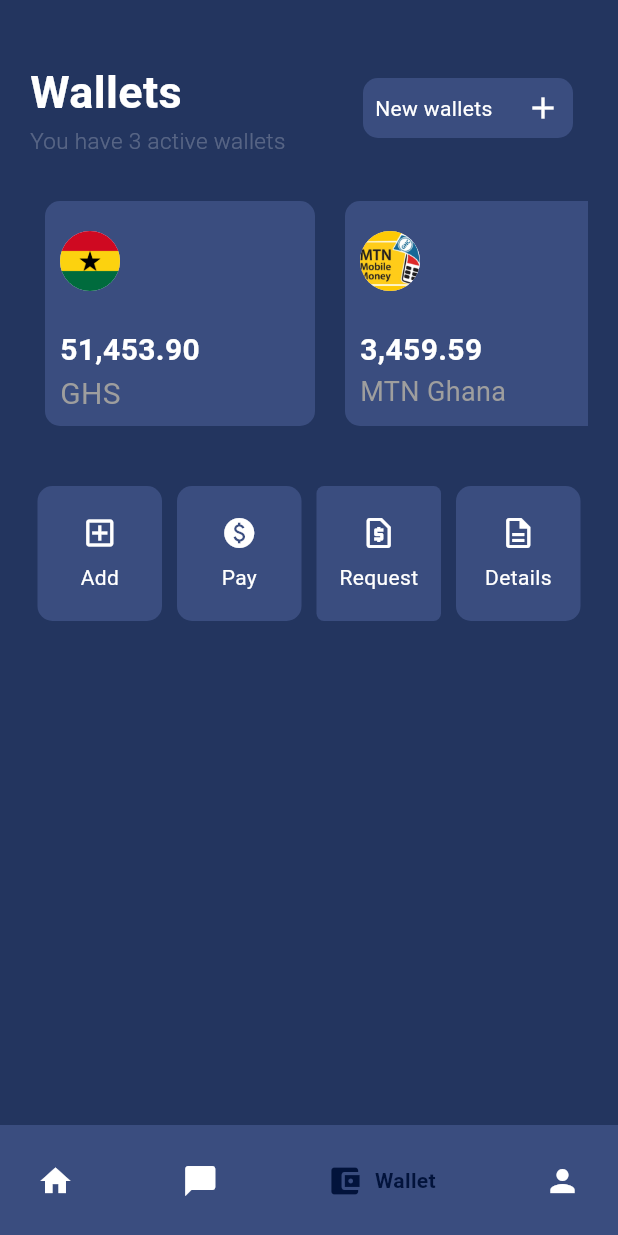
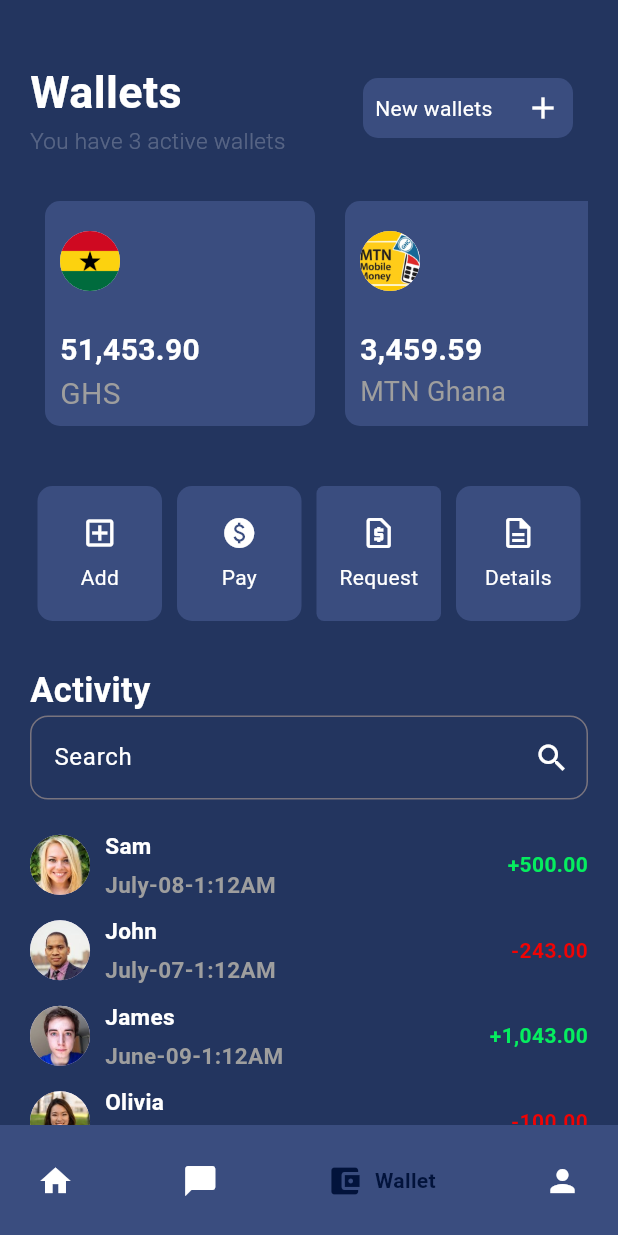
Before and after one commit to acob1/Health-Care-flutter, a Flutter app: the screen it shows after launch, item 3 of the bottom bar chosen, on a phone screen of 412 x 824 dp. Run offline on Flutter 3.47's test engine with Material 3 defaults, Android fonts, the phone set to English and light mode, and no system bars; drawn by our look-alikes of google_nav_bar.

Commit message:
Updated the code

```diff
--- a/lib/Screens/wallet_screen.dart
+++ b/lib/Screens/wallet_screen.dart
@@ -1,7 +1,9 @@
 import 'package:flutter/material.dart';
+import 'package:healthcare/models/message_model.dart';
 
 import '../widgets/accountbal_widget.dart';
 import '../widgets/smallcons_widget.dart';
+import '../widgets/viewpayees.dart';
 
 class WalletScreen extends StatefulWidget {
   const WalletScreen({super.key});
@@ -11,6 +13,7 @@ class WalletScreen extends StatefulWidget {
 }
 
 class _WalletScreenState extends State<WalletScreen> {
+  final searchName = TextEditingController();
   @override
   Widget build(BuildContext context) {
     return SafeArea(
@@ -79,7 +82,58 @@ class _WalletScreenState extends State<WalletScreen> {
               ],
             ),
             const AccountBal(),
-            const SmallContainers()
+            const SmallContainers(),
+            const Row(
+              mainAxisAlignment: MainAxisAlignment.spaceBetween,
+              children: <Widget>[
+                Text(
+                  "Activity",
+                  style: TextStyle(
+                      fontWeight: FontWeight.bold,
+                      fontSize: 23,
+                      color: Colors.white),
+                ),
+              ],
+            ),
+            TextFormField(
+              controller: searchName,
+              decoration: InputDecoration(
+                focusedBorder: const OutlineInputBorder(
+                  borderSide: BorderSide(
+                    color: Color(0xff3A4D7F),
+                  ),
+                ),
+                suffixIcon: const Icon(
+                  Icons.search,
+                  color: Colors.white,
+                ),
+                fillColor: const Color(
+                  0xff3A4D7F,
+                ),
+                border: OutlineInputBorder(
+                  borderRadius: BorderRadius.circular(
+                    12,
+                  ),
+                ),
+                hintText: 'Search for a name, date, amount',
+                hintStyle: const TextStyle(
+                  color: Color.fromARGB(
+                    255,
+                    202,
+                    202,
+                    202,
+                  ),
+                ),
+                labelText: 'Search',
+                labelStyle: const TextStyle(
+                  color: Colors.white,
+                ),
+              ),
+            ),
+            const SizedBox(
+              height: 15.0,
+            ),
+            const ViewPayees()
           ],
         ),
       ),
--- a/lib/models/message_model.dart
+++ b/lib/models/message_model.dart
@@ -5,14 +5,20 @@ class Message {
   final String
       time; // Would usually be type DateTime or Firebase Timestamp in production apps
   final String text;
+  final String mymoney;
+  final String dateme;
   final bool isLiked;
+  final bool isRecieved;
   final bool unread;
 
   Message({
     required this.sender,
     required this.time,
     required this.text,
+    required this.mymoney,
     required this.isLiked,
+    required this.isRecieved,
+    required this.dateme,
     required this.unread,
   });
 }
@@ -75,71 +81,101 @@ List<Message> chats = [
   Message(
     sender: sam,
     time: '5:55 PM',
+    mymoney: '+500.00',
+    dateme: 'July-08-1:12AM',
     text: 'Hey, how\'s it going? What did you do today?',
     isLiked: true,
+    isRecieved: true,
     unread: true,
   ),
   Message(
     sender: john,
     time: '5:40 PM',
+    mymoney: '-243.00',
+    dateme: 'July-07-1:12AM',
     text: 'Hey, how\'s it going? What did you do today?',
     isLiked: false,
+    isRecieved: false,
     unread: true,
   ),
   Message(
     sender: james,
     time: '5:30 PM',
+    mymoney: '+1,043.00',
+    dateme: 'June-09-1:12AM',
     text: 'Hey, how\'s it going? What did you do today?',
     isLiked: false,
+    isRecieved: true,
     unread: true,
   ),
   Message(
     sender: olivia,
     time: '4:30 PM',
+    mymoney: '-100.00',
+    dateme: 'July-06-1:12AM',
     text: 'Hey, how\'s it going? What did you do today?',
     isLiked: false,
+    isRecieved: false,
     unread: true,
   ),
   Message(
     sender: john,
     time: '3:30 PM',
+    mymoney: '+243.90',
+    dateme: 'July-03-1:12AM',
     text: 'Hey, how\'s it going? What did you do today?',
     isLiked: false,
+    isRecieved: true,
     unread: false,
   ),
   Message(
     sender: sophia,
     time: '2:30 PM',
+    mymoney: '-2,043.00',
+    dateme: 'July-19-1:12AM',
     text: 'Hey, how\'s it going? What did you do today?',
     isLiked: false,
+    isRecieved: false,
     unread: true,
   ),
   Message(
     sender: steven,
     time: '1:30 PM',
+    mymoney: '+7,243.00',
+    dateme: 'June-08-1:12AM',
     text: 'Hey, how\'s it going? What did you do today?',
     isLiked: false,
+    isRecieved: true,
     unread: false,
   ),
   Message(
     sender: sam,
     time: '12:30 PM',
+    mymoney: '+443.00',
+    dateme: 'June-07-1:12AM',
     text: 'Hey, how\'s it going? What did you do today?',
     isLiked: false,
+    isRecieved: true,
     unread: false,
   ),
   Message(
     sender: Sweartagawd,
     time: '12:49 PM',
+    mymoney: '+7,743.00',
+    dateme: 'June-06-1:12AM',
     text: 'Hey, how\'s it going? What did you do today?',
     isLiked: false,
+    isRecieved: true,
     unread: false,
   ),
   Message(
     sender: greg,
     time: '11:30 AM',
+    mymoney: '+543.00',
+    dateme: 'June-05-1:12AM',
     text: 'Hey, how\'s it going? What did you do today?',
     isLiked: false,
+    isRecieved: false,
     unread: false,
   ),
 ];
@@ -149,85 +185,121 @@ List<Message> messages = [
   Message(
     sender: james,
     time: '5:30 PM',
+    mymoney: '-443.00',
+    dateme: 'June-04-1:12AM',
     text: 'Hey, how\'s it going? What did you do today?',
     isLiked: true,
+    isRecieved: false,
     unread: true,
   ),
   Message(
     sender: currentUser,
     time: '4:30 PM',
+    mymoney: '-243.00',
+    dateme: 'June-03-1:12AM',
     text: 'Just walked my doge. She was super duper cute. The best pupper!!',
     isLiked: false,
+    isRecieved: false,
     unread: true,
   ),
   Message(
     sender: james,
     time: '3:45 PM',
+    mymoney: '+243.00',
+    dateme: 'June-02-1:12AM',
     text: 'How\'s the doggo?',
     isLiked: false,
+    isRecieved: true,
     unread: true,
   ),
   Message(
     sender: james,
     time: '3:15 PM',
+    mymoney: '+243.00',
+    dateme: 'June-01-1:12AM',
     text: 'All the food',
     isLiked: true,
+    isRecieved: true,
     unread: true,
   ),
   Message(
     sender: currentUser,
     time: '2:30 PM',
+    mymoney: '+243.00',
+    dateme: 'June-26-1:12AM',
     text: 'Nice! What kind of food did you eat?',
     isLiked: false,
+    isRecieved: true,
     unread: true,
   ),
   Message(
     sender: james,
     time: '2:00 PM',
+    mymoney: '+243.00',
+    dateme: 'June-25-1:12AM',
     text: 'I ate so much food today.',
     isLiked: false,
+    isRecieved: true,
     unread: true,
   ),
   Message(
     sender: currentUser,
     time: '1:50 PM',
+    mymoney: '+243.00',
+    dateme: 'June-24-1:12AM',
     text: 'So tomorrow will you be available?',
     isLiked: true,
+    isRecieved: true,
     unread: true,
   ),
   Message(
     sender: Sweartagawd,
     time: '1:30 PM',
+    mymoney: '+243.00',
+    dateme: 'June-22-1:12AM',
     text: 'I don\'t really know, let\'s wait and see what will happen',
     isLiked: false,
+    isRecieved: true,
     unread: true,
   ),
   Message(
     sender: currentUser,
     time: '1:00 PM',
+    mymoney: '+243.00',
+    dateme: 'June-21-1:12AM',
     text: 'So tomorrow will you be available?',
     isLiked: true,
+    isRecieved: true,
     unread: true,
   ),
   Message(
     sender: Sweartagawd,
     time: '12:53 PM',
+    mymoney: '+243.00',
+    dateme: 'June-29-1:12AM',
     text: 'I don\'t really know, let\'s wait and see what will happen',
     isLiked: false,
+    isRecieved: true,
     unread: true,
   ),
   Message(
     sender: currentUser,
     time: '12:20 PM',
+    mymoney: '+243.00',
+    dateme: 'June-19-1:12AM',
     text: 'So tomorrow will you be available?',
     isLiked: true,
+    isRecieved: true,
     unread: true,
   ),
   Message(
     sender: james,
     time: '12:00 PM',
+    mymoney: '+243.00',
+    dateme: 'July-09-1:12AM',
     text: 'I don\'t really know, let\'s wait and see what will happen',
     isLiked: false,
+    isRecieved: true,
     unread: true,
   ),
 ];
--- /dev/null
+++ b/lib/widgets/viewpayees.dart
@@ -0,0 +1,85 @@
+import 'package:flutter/material.dart';
+
+import '../models/message_model.dart';
+
+class ViewPayees extends StatefulWidget {
+  const ViewPayees({super.key});
+
+  @override
+  State<ViewPayees> createState() => _ViewPayeesState();
+}
+
+class _ViewPayeesState extends State<ViewPayees> {
+  @override
+  Widget build(BuildContext context) {
+    return Expanded(
+      child: Container(
+        decoration: const BoxDecoration(
+            // color: Color(0xff3A4D7F),
+            ),
+        child: ClipRRect(
+          child: ListView.builder(
+            itemCount: chats.length,
+            itemBuilder: (BuildContext context, int index) {
+              final Message chat = chats[index];
+              return Container(
+                margin: const EdgeInsets.only(top: 5.0, bottom: 5.0),
+                child: Row(
+                  mainAxisAlignment: MainAxisAlignment.spaceBetween,
+                  children: [
+                    Row(
+                      children: [
+                        CircleAvatar(
+                          radius: 20.0,
+                          backgroundImage: AssetImage(chat.sender.imageUrl),
+                        ),
+                        const SizedBox(
+                          width: 10.0,
+                        ),
+                        Column(
+                          crossAxisAlignment: CrossAxisAlignment.start,
+                          children: [
+                            Text(
+                              chat.sender.name,
+                              style: const TextStyle(
+                                  color: Colors.white,
+                                  fontSize: 15.0,
+                                  fontWeight: FontWeight.bold),
+                            ),
+                            const SizedBox(
+                              height: 5.0,
+                            ),
+                            Text(
+                              chat.dateme,
+                              style: const TextStyle(
+                                  color: Colors.grey,
+                                  fontSize: 15.0,
+                                  fontWeight: FontWeight.w600),
+                            ),
+                          ],
+                        ),
+                      ],
+                    ),
+                    Column(
+                      children: <Widget>[
+                        Text(
+                          chat.mymoney,
+                          style: TextStyle(
+                            fontWeight: FontWeight.bold,
+                            color: chat.isRecieved
+                                ? const Color.fromARGB(251, 5, 240, 95)
+                                : const Color.fromARGB(255, 241, 3, 3),
+                          ),
+                        )
+                      ],
+                    )
+                  ],
+                ),
+              );
+            },
+          ),
+        ),
+      ),
+    );
+  }
+}
```
